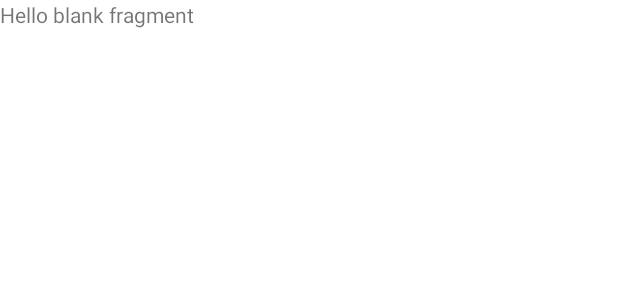
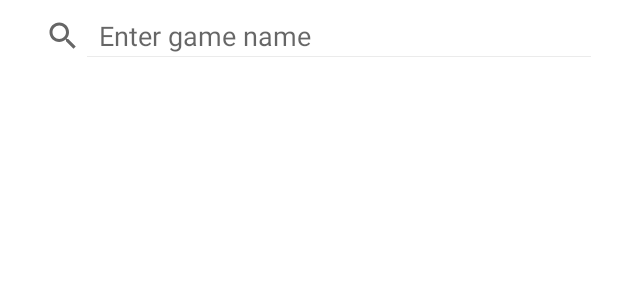
Before and after one commit to KrishnanDevika/DC-Games-Collections, an Android app: the layout fragment_search.xml on its own in the app's theme, with its tools: preview values and no code run, on a phone screen of 412 x 824 dp. Shown: the top 300 px of the screen. Run offline under Robolectric (Android 15) with nearby library versions, the phone set to English and light mode, and no system bars.

Commit message:
#13 Created Games Pojo class * Created layout for search Page

```diff
--- /dev/null
+++ b/app/src/main/java/com/example/dcgamescollection/RecyclerView/CustomSearchAdapterView.java
@@ -0,0 +1,4 @@
+package com.example.dcgamescollection.RecyclerView;
+
+public class CustomSearchAdapterView {
+}
--- a/app/src/main/java/com/example/dcgamescollection/SearchFragment.java
+++ b/app/src/main/java/com/example/dcgamescollection/SearchFragment.java
@@ -59,6 +59,7 @@ public class SearchFragment extends Fragment {
     public View onCreateView(LayoutInflater inflater, ViewGroup container,
                              Bundle savedInstanceState) {
         // Inflate the layout for this fragment
-        return inflater.inflate(R.layout.fragment_search, container, false);
+         View view = inflater.inflate(R.layout.fragment_search, container, false);
+        return view;
     }
 }
--- a/app/src/main/res/layout/fragment_search.xml
+++ b/app/src/main/res/layout/fragment_search.xml
@@ -1,14 +1,26 @@
 <?xml version="1.0" encoding="utf-8"?>
-<FrameLayout xmlns:android="http://schemas.android.com/apk/res/android"
+<LinearLayout xmlns:android="http://schemas.android.com/apk/res/android"
     xmlns:tools="http://schemas.android.com/tools"
     android:layout_width="match_parent"
     android:layout_height="match_parent"
+    xmlns:app="http://schemas.android.com/apk/res-auto"
+    android:orientation="vertical"
     tools:context=".SearchFragment">
 
-    <!-- TODO: Update blank fragment layout -->
-    <TextView
+    <androidx.appcompat.widget.SearchView
+        android:id="@+id/gameSearch"
+        android:layout_width="match_parent"
+        android:layout_height="wrap_content"
+        app:queryHint="Enter game name"
+        android:padding="10dp"
+        app:iconifiedByDefault="false"
+        />
+
+    <androidx.recyclerview.widget.RecyclerView
         android:layout_width="match_parent"
         android:layout_height="match_parent"
-        android:text="@string/hello_blank_fragment" />
+        android:id="@+id/GamesList"/>
 
-</FrameLayout>
+
+
+</LinearLayout>
```
Also changed, not shown: app/src/main/java/com/example/dcgamescollection/Pojo/Games.java (added, +54 -0 lines).
